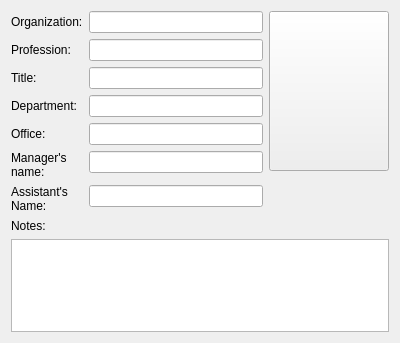
First picture: the form in mobile/contacts/editorbusiness.ui, repository chusopr/kdepim-ktimetracker-akonadi, before the edit.
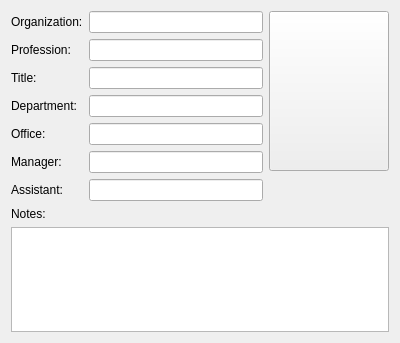
Second picture: the form after the edit. Custom widgets are drawn as their Qt base class.

Commit message: Remove "'s Name" from manager and assistant field label

What changed in the file:
```diff
--- a/mobile/contacts/editorbusiness.ui
+++ b/mobile/contacts/editorbusiness.ui
@@ -74,8 +74,7 @@
        <item row="5" column="0">
         <widget class="QLabel" name="managerSNameLabel">
          <property name="text">
-          <string>Manager's
-name:</string>
+          <string>Manager:</string>
          </property>
         </widget>
        </item>
@@ -85,8 +84,7 @@
        <item row="6" column="0">
         <widget class="QLabel" name="assistantSNameLabel">
          <property name="text">
-          <string>Assistant's
-Name:</string>
+          <string>Assistant:</string>
          </property>
         </widget>
        </item>
```
